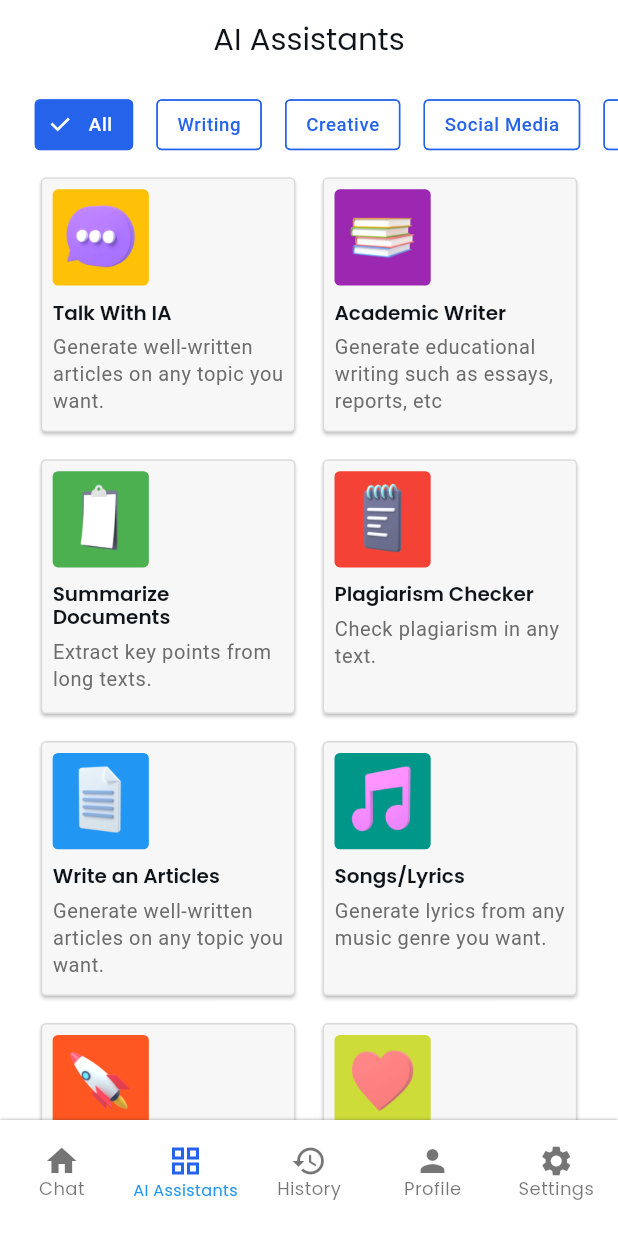
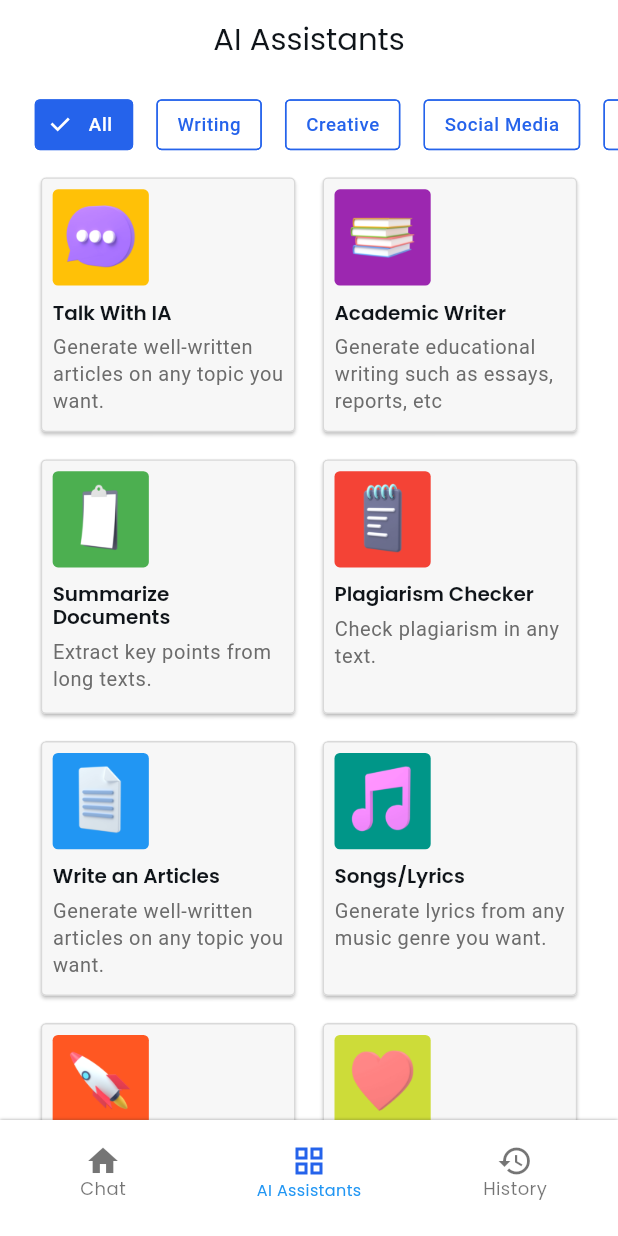
Before and after one commit to Anderson-Andre-P/chat2you-chatbot, a Flutter app: the BaseView screen opened by its route, item 2 of the bottom bar chosen, on a phone screen of 412 x 824 dp. Run offline on Flutter 3.47's test engine with Material 3 defaults, Android fonts, the phone set to English and light mode, and no system bars; our stand-ins replace awesome_notifications, cached_network_image, dio, firebase_core, firebase_messaging, flutter_animate and 8 more; accounts and stored records are empty; generated files the repository leaves out were written again.

Commit message:
feat: base view

```diff
--- a/lib/app/modules/base/views/base_view.dart
+++ b/lib/app/modules/base/views/base_view.dart
@@ -1,13 +1,11 @@
 import 'package:chat2you/app/modules/ai%20assistants/views/ai_assistants_view.dart';
 import 'package:chat2you/app/modules/history/views/history_view.dart';
-import 'package:chat2you/app/modules/profile/views/profile_view.dart';
 import 'package:chat2you/config/translations/strings_enum.dart';
 import 'package:flutter/material.dart';
 import 'package:flutter_screenutil/flutter_screenutil.dart';
 import 'package:get/get.dart';
 
 import '../../home/views/home_view.dart';
-import '../../settings/views/settings_view.dart';
 import '../controllers/base_controller.dart';
 
 class BaseView extends GetView<BaseController> {
@@ -27,8 +25,6 @@ class BaseView extends GetView<BaseController> {
               HomeView(),
               AiAssistantsView(),
               HistoryView(),
-              ProfileView(),
-              SettingsView(),
             ],
           ),
         ),
@@ -74,14 +70,6 @@ class BaseView extends GetView<BaseController> {
                   label: Strings.history.tr,
                   icon: Icons.history,
                 ),
-                _mBottomNavItem(
-                  label: Strings.profile.tr,
-                  icon: Icons.person,
-                ),
-                _mBottomNavItem(
-                  label: Strings.settings.tr,
-                  icon: Icons.settings,
-                ),
               ],
               onTap: controller.changeScreen,
             ),
```
